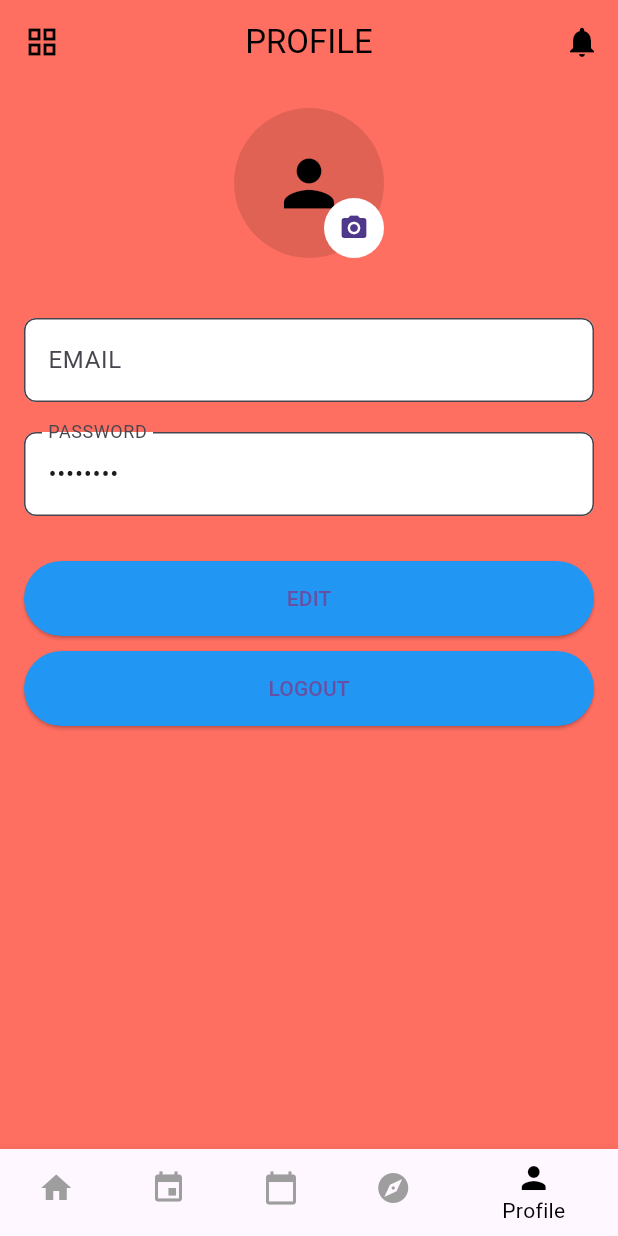
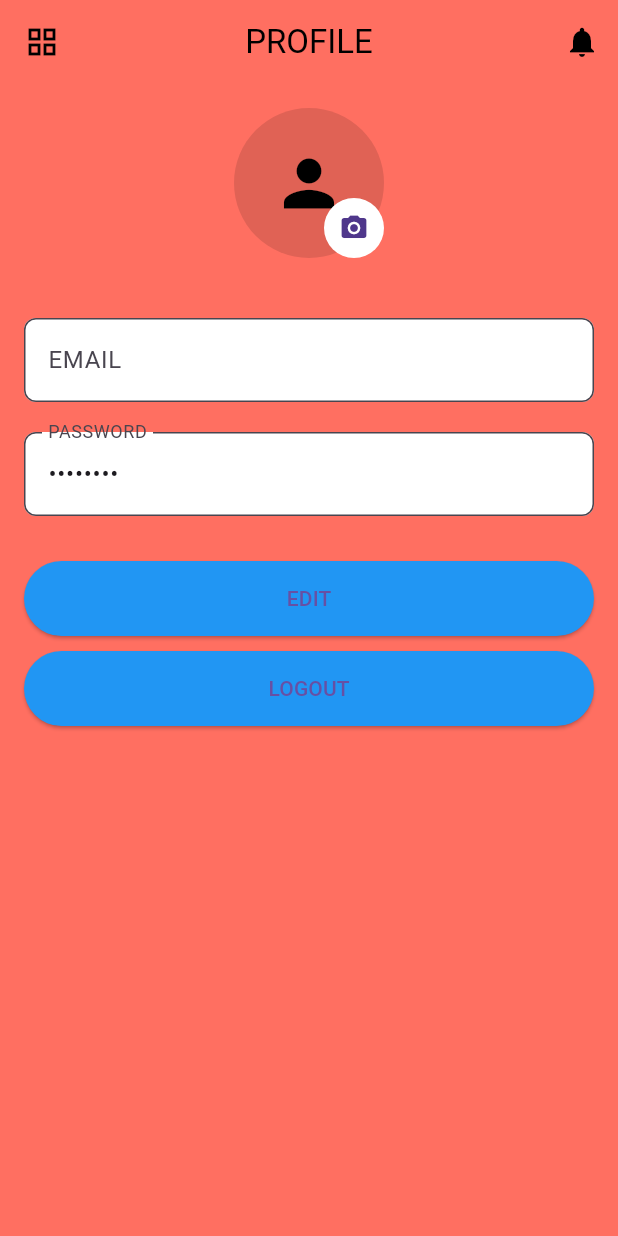
Before and after one commit to SWETHASHREE04/EVENTS360, a Flutter app: the ProfileScreen screen opened directly, on a phone screen of 412 x 824 dp. Run offline on Flutter 3.47's test engine with Material 3 defaults, Android fonts, the light colour scheme and no system bars; our stand-ins replace cloud_firestore, firebase_auth, firebase_core, firebase_storage, image_picker, table_calendar; accounts and stored records are empty; network calls fail.

Commit message:
Update profile_screen.dart

```diff
--- a/lib/screens/profile_screen.dart
+++ b/lib/screens/profile_screen.dart
@@ -1,26 +1,11 @@
-import 'calender_screen.dart';
-import 'popular_events.dart';
-import 'myevents.dart';
-import 'explore_screen.dart';
-import 'login_screen.dart';
+import 'dart:io' show Platform;
+import 'package:flutter/foundation.dart'; // Import for kIsWeb
 import 'package:flutter/material.dart';
 import 'package:firebase_auth/firebase_auth.dart';
 import 'package:firebase_storage/firebase_storage.dart';
 import 'package:image_picker/image_picker.dart';
 import 'dart:io';
-
-void main() => runApp(const MyApp());
-
-class MyApp extends StatelessWidget {
-  const MyApp({super.key});
-
-  @override
-  Widget build(BuildContext context) {
-    return const MaterialApp(
-      home: ProfileScreen(),
-    );
-  }
-}
+import 'login_screen.dart';
 
 class ProfileScreen extends StatefulWidget {
   const ProfileScreen({super.key});
@@ -63,6 +48,25 @@ class _ProfileScreenState extends State<ProfileScreen> {
   }
 
   Future<void> _pickImage() async {
+    if (kIsWeb || !(Platform.isAndroid || Platform.isIOS)) {
+      // Show an alert if the platform is unsupported for image upload
+      showDialog(
+        context: context,
+        builder: (context) => AlertDialog(
+          title: const Text("Platform Unsupported"),
+          content:
+              const Text("Image upload is only supported on Android and iOS."),
+          actions: [
+            TextButton(
+              onPressed: () => Navigator.pop(context),
+              child: const Text("OK"),
+            ),
+          ],
+        ),
+      );
+      return;
+    }
+
     final pickedFile = await _picker.pickImage(source: ImageSource.gallery);
     if (pickedFile != null) {
       setState(() {
@@ -83,9 +87,9 @@ class _ProfileScreenState extends State<ProfileScreen> {
       final downloadUrl = await storageRef.getDownloadURL();
 
       setState(() {
-        _profileImageUrl = downloadUrl; // Update UI with new profile image URL
+        _profileImageUrl = downloadUrl;
       });
-      print('Profile image uploaded and URL updated: $_profileImageUrl');
+      print('Profile image uploaded: $_profileImageUrl');
     } catch (e) {
       print('Failed to upload image: $e');
     }
@@ -180,7 +184,7 @@ class _ProfileScreenState extends State<ProfileScreen> {
             ),
             const SizedBox(height: 20),
             TextFormField(
-              initialValue: '********', // Masked password placeholder
+              initialValue: '********',
               decoration: InputDecoration(
                 labelText: 'PASSWORD',
                 filled: true,
@@ -225,57 +229,6 @@ class _ProfileScreenState extends State<ProfileScreen> {
           ],
         ),
       ),
-      bottomNavigationBar: BottomNavigationBar(
-        selectedItemColor: Colors.black,
-        unselectedItemColor: Colors.grey,
-        currentIndex: 4,
-        items: const [
-          BottomNavigationBarItem(
-            icon: Icon(Icons.home),
-            label: 'Home',
-          ),
-          BottomNavigationBarItem(
-            icon: Icon(Icons.event),
-            label: 'My Events',
-          ),
-          BottomNavigationBarItem(
-            icon: Icon(Icons.calendar_today),
-            label: 'Calendar',
-          ),
-          BottomNavigationBarItem(
-            icon: Icon(Icons.explore),
-            label: 'Explore',
-          ),
-          BottomNavigationBarItem(
-            icon: Icon(Icons.person),
-            label: 'Profile',
-          ),
-        ],
-        onTap: (index) {
-          if (index == 2) {
-            Navigator.push(
-              context,
-              MaterialPageRoute(builder: (context) => const CalendarScreen()),
-            );
-          } else if (index == 0) {
-            Navigator.push(
-              context,
-              MaterialPageRoute(
-                  builder: (context) => const PopularEventsPage()),
-            );
-          } else if (index == 1) {
-            Navigator.push(
-              context,
-              MaterialPageRoute(builder: (context) => const MyEventsPage()),
-            );
-          } else if (index == 3) {
-            Navigator.push(
-              context,
-              MaterialPageRoute(builder: (context) => const ExplorePage()),
-            );
-          }
-        },
-      ),
     );
   }
 }
```
